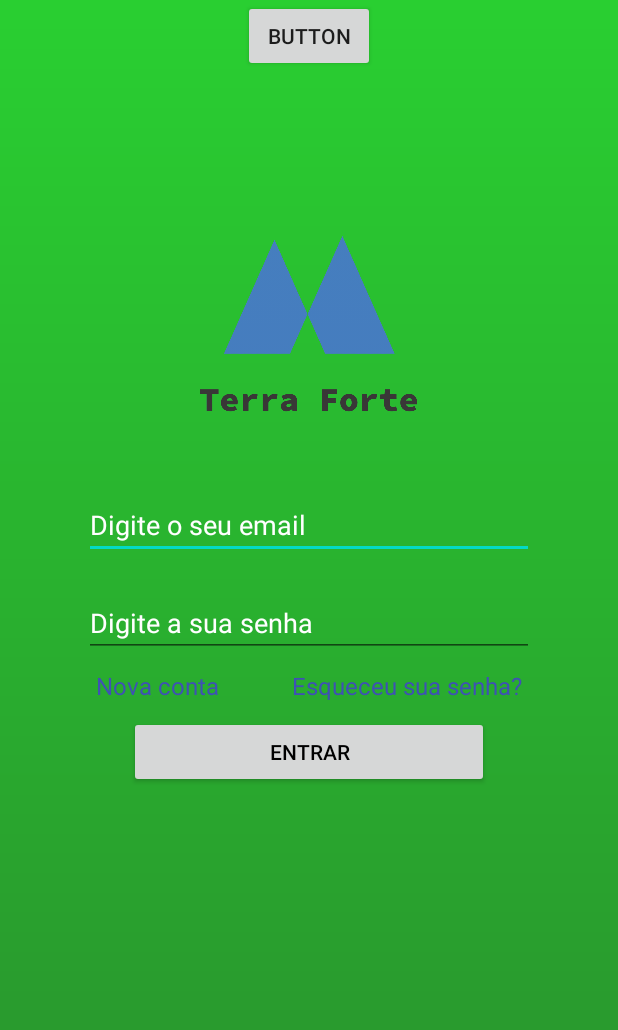
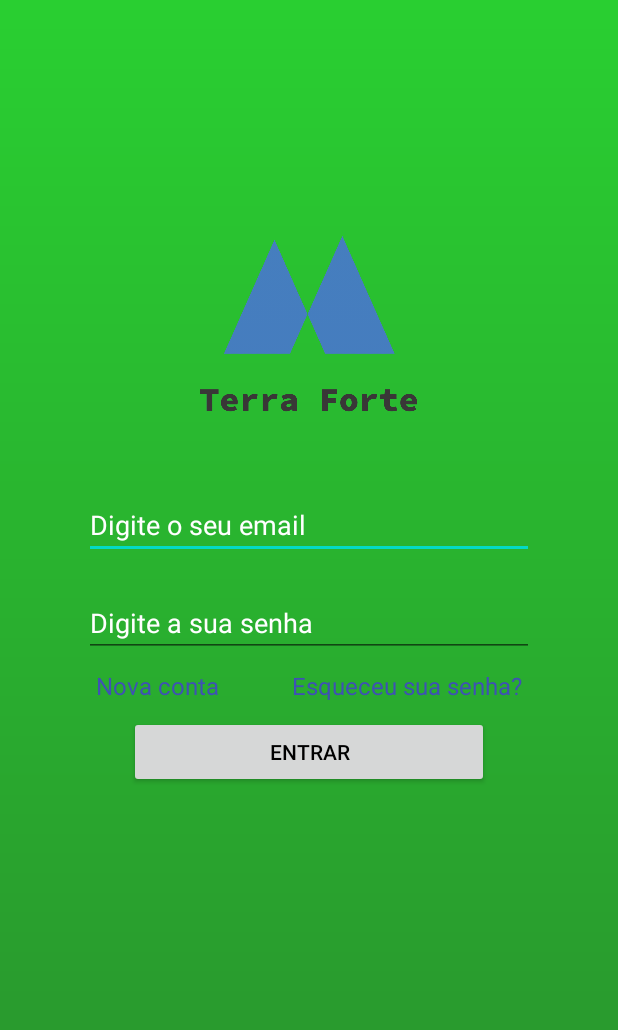
Before and after one commit to Joedson-Bomfim/DM2020.2-Terra-Forte, an Android app: the screen it shows after launch (MainActivity), on a phone screen of 412 x 824 dp. Shown: the top 1030 px of the screen. Run offline under Robolectric (Android 15) with nearby library versions, the phone set to English and light mode, and no system bars.

Commit message:
Modificação 26/06/2021 horas:21:53

```diff
--- a/app/src/main/res/layout/login.xml
+++ b/app/src/main/res/layout/login.xml
@@ -87,13 +87,4 @@
         app:layout_constraintStart_toStartOf="@+id/idEmailLogin"
         app:srcCompat="@drawable/logo" />
 
-    <Button
-        android:id="@+id/button5"
-        android:layout_width="wrap_content"
-        android:layout_height="wrap_content"
-        android:text="Button"
-        app:layout_constraintEnd_toEndOf="parent"
-        app:layout_constraintStart_toStartOf="parent"
-        tools:layout_editor_absoluteY="547dp" />
-
 </androidx.constraintlayout.widget.ConstraintLayout>
```
